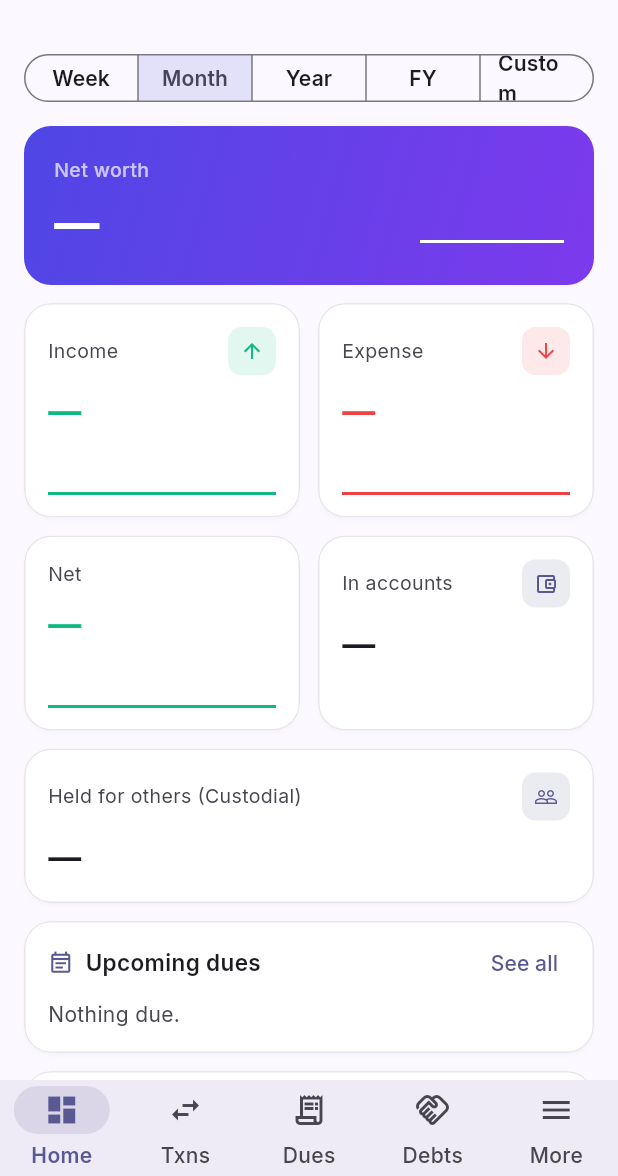
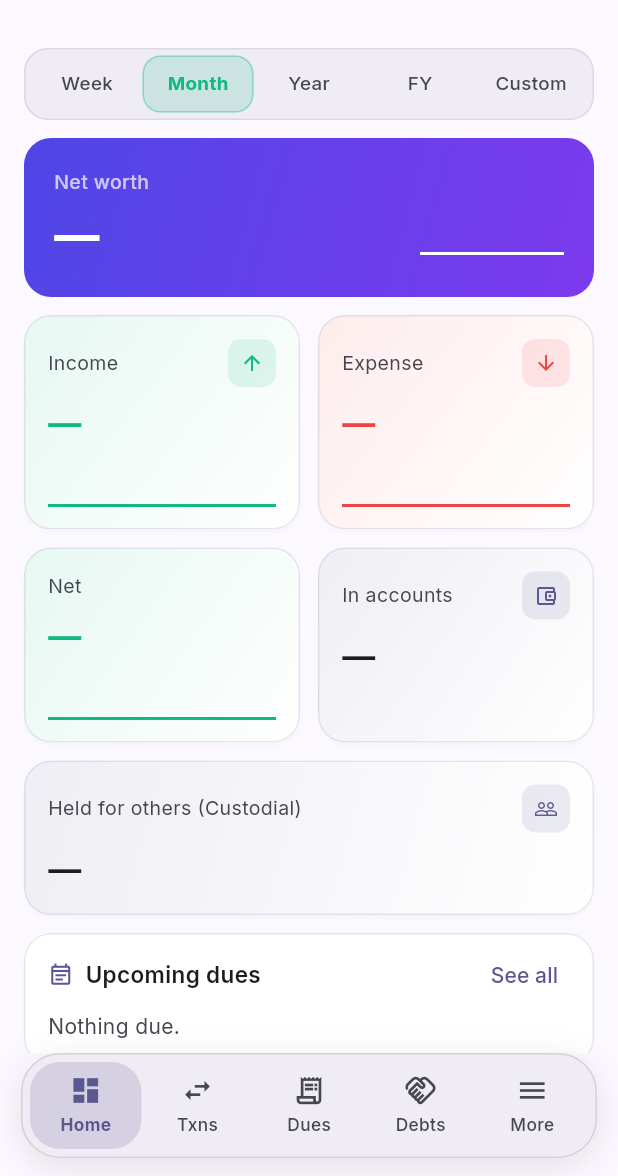
Before and after one commit to TheCoderAS/nizkhata, a Flutter app: the screen it shows once a user with an empty profile is signed in, on a phone screen of 412 x 824 dp, the part 60-1236 px from its top. Run offline on Flutter 3.47's test engine with Material 3 defaults, Android fonts, the phone set to English and light mode, and no system bars; drawn by our look-alikes of fl_chart; our stand-ins replace cloud_firestore, csv, file_picker, firebase_auth, firebase_core, flutter_local_notifications and 9 more; missing offline and left inert: home_widget, pointycastle, quick_actions, syncfusion_flutter_pdf; accounts and stored records are empty; statements that could not run were skipped.

Commit message:
Floating nav pill, segmented period tabs, near-black canvas (#100)
Bottom nav: the edge-to-edge Material bar becomes a rounded pill inset
from the screen edges, with the selected tab carrying a tinted fill
behind both its icon and its label. The Scaffold still reserves the
bar's full height, so nothing hides underneath it.

Dashboard period: the outlined SegmentedButton becomes a sunken track
with the selected segment lifted out of it in the emerald accent, which
sits quieter next to the cards than five outlined boxes did.

Canvas: the seeded dark ramp is a blue-grey that washes out on OLED and
leaves cards barely distinguishable from the background. The dark scheme
now drops to a near-black canvas with a cool, deliberately spaced
container ramp, so cards, sheets and the nav pill read as planes above
it. Stat cards carry a whisper of their own tone as a corner gradient
(emerald for receivable, red for payable, indigo otherwise) instead of
sitting on flat grey. Light theme is untouched.

Tests cover both widgets: tap reporting, that only the selected item is
tinted, that the bar floats clear of the screen edges, and that five
tabs and five segments still fit at 360dp, where they would overflow if
the layout were not flexible.

Version 1.6.0+48. 114/114 tests, analyzer clean.


Claude-Session: https://claude.ai/code/session_016jkAcgzuuxTfBiAgMLWgC4

Co-authored-by: Claude <noreply@anthropic.com>

```diff
--- a/mobile/lib/core/theme.dart
+++ b/mobile/lib/core/theme.dart
@@ -152,10 +152,24 @@ ThemeData buildLightTheme() {
 }
 
 ThemeData buildDarkTheme() {
+  // Near-black canvas. The seeded dark ramp is a blue-grey that washes out on
+  // OLED and leaves cards barely distinguishable from the background; dropping
+  // the floor (and keeping the containers cool but lifted) makes cards, sheets
+  // and the nav pill read as planes above the canvas instead of more grey.
   final scheme = ColorScheme.fromSeed(
     seedColor: AppColors.brand,
     brightness: Brightness.dark,
-  ).copyWith(secondary: AppColors.accent2);
+  ).copyWith(
+    secondary: AppColors.accent2,
+    surface: const Color(0xFF0B0D11),
+    surfaceDim: const Color(0xFF07080B), // the canvas itself
+    surfaceContainerLowest: const Color(0xFF0D0F14),
+    surfaceContainerLow: const Color(0xFF121419),
+    surfaceContainer: const Color(0xFF16191F), // nav pill
+    surfaceContainerHigh: const Color(0xFF1B1F26), // cards
+    surfaceContainerHighest: const Color(0xFF222730),
+    outlineVariant: const Color(0xFF2A2F39),
+  );
   return _base(Brightness.dark, scheme);
 }
 
--- a/mobile/lib/screens/dashboard_screen.dart
+++ b/mobile/lib/screens/dashboard_screen.dart
@@ -13,6 +13,7 @@ import '../data/models.dart';
 import '../state/data_controller.dart';
 import '../state/workspace_controller.dart';
 import '../widgets/common.dart';
+import '../widgets/segmented_tabs.dart';
 import 'transaction_detail.dart';
 
 class DashboardScreen extends StatefulWidget {
@@ -256,23 +257,20 @@ class _DashboardScreenState extends State<DashboardScreen> {
       PeriodKind.fy: 'FY',
       PeriodKind.custom: 'Custom',
     };
-    return SizedBox(
-      width: double.infinity,
-      child: SegmentedButton<PeriodKind>(
-        showSelectedIcon: false,
-        style: ButtonStyle(
-          visualDensity: VisualDensity.compact,
-          textStyle: WidgetStatePropertyAll(
-            Theme.of(context).textTheme.labelLarge?.copyWith(fontWeight: FontWeight.w600),
-          ),
-        ),
-        segments: [
-          for (final p in [PeriodKind.week, PeriodKind.month, PeriodKind.year, PeriodKind.fy, PeriodKind.custom])
-            ButtonSegment(value: p, label: Text(short[p]!)),
-        ],
-        selected: {period},
-        onSelectionChanged: (s) => setState(() => period = s.first),
-      ),
+    return SegmentedTabs<PeriodKind>(
+      accent: AppColors.accent2,
+      selected: period,
+      onChanged: (p) => setState(() => period = p),
+      segments: [
+        for (final p in [
+          PeriodKind.week,
+          PeriodKind.month,
+          PeriodKind.year,
+          PeriodKind.fy,
+          PeriodKind.custom
+        ])
+          (p, short[p]!),
+      ],
     );
   }
 
--- a/mobile/lib/screens/shell.dart
+++ b/mobile/lib/screens/shell.dart
@@ -5,6 +5,7 @@ import 'package:provider/provider.dart';
 
 import '../state/data_controller.dart';
 import '../state/workspace_controller.dart';
+import '../widgets/floating_nav_bar.dart';
 
 class AppShell extends StatefulWidget {
   final Widget child;
@@ -75,16 +76,12 @@ class _AppShellState extends State<AppShell> {
         body: (ws.loading || data.loading)
             ? const Center(child: CircularProgressIndicator())
             : widget.child,
-        bottomNavigationBar: NavigationBar(
+        bottomNavigationBar: FloatingNavBar(
           selectedIndex: _index(tabs),
-          onDestinationSelected: (i) => context.go(tabs[i].$1),
-          destinations: [
+          onSelected: (i) => context.go(tabs[i].$1),
+          items: [
             for (final t in tabs)
-              NavigationDestination(
-                icon: Icon(t.$2),
-                selectedIcon: Icon(t.$3),
-                label: t.$4,
-              ),
+              FloatingNavItem(icon: t.$2, selectedIcon: t.$3, label: t.$4),
           ],
         ),
       ),
--- a/mobile/lib/widgets/common.dart
+++ b/mobile/lib/widgets/common.dart
@@ -53,6 +53,17 @@ class StatCard extends StatelessWidget {
         break;
     }
     return Card(
+      child: DecoratedBox(
+        // A whisper of the card's own tone, strongest at the top-left corner
+        // and gone by the opposite one, so the number is framed by colour
+        // instead of sitting on flat grey.
+        decoration: BoxDecoration(
+          gradient: LinearGradient(
+            begin: Alignment.topLeft,
+            end: Alignment.bottomRight,
+            colors: [iconFg.withValues(alpha: 0.10), iconFg.withValues(alpha: 0.0)],
+          ),
+        ),
         child: Padding(
           padding: const EdgeInsets.all(16),
           child: Column(
@@ -62,14 +73,14 @@ class StatCard extends StatelessWidget {
                 mainAxisAlignment: MainAxisAlignment.spaceBetween,
                 children: [
                   Expanded(
-                  child: Text(label,
-                      style: TextStyle(fontSize: 13, color: cs.onSurfaceVariant)),
+                    child: Text(label, style: TextStyle(fontSize: 13, color: cs.onSurfaceVariant)),
                   ),
                   if (icon != null)
                     Container(
                       width: 32,
                       height: 32,
-                    decoration: BoxDecoration(color: iconBg, borderRadius: BorderRadius.circular(9)),
+                      decoration:
+                          BoxDecoration(color: iconBg, borderRadius: BorderRadius.circular(9)),
                       child: Icon(icon, size: 16, color: iconFg),
                     ),
                 ],
@@ -94,6 +105,7 @@ class StatCard extends StatelessWidget {
                 SizedBox(height: 30, child: chart),
               ],
             ],
+          ),
         ),
       ),
     );
@@ -133,7 +145,8 @@ class SectionCard extends StatelessWidget {
   final Widget child;
   final Widget? trailing;
   final IconData? icon;
-  const SectionCard({super.key, required this.title, required this.child, this.trailing, this.icon});
+  const SectionCard(
+      {super.key, required this.title, required this.child, this.trailing, this.icon});
 
   @override
   Widget build(BuildContext context) {
@@ -186,7 +199,8 @@ class EmptyView extends StatelessWidget {
   final String? hint;
   final Widget? action;
   final IconData icon;
-  const EmptyView({super.key, required this.title, this.hint, this.action, this.icon = Icons.inbox_outlined});
+  const EmptyView(
+      {super.key, required this.title, this.hint, this.action, this.icon = Icons.inbox_outlined});
   @override
   Widget build(BuildContext context) {
     final cs = Theme.of(context).colorScheme;
@@ -209,7 +223,8 @@ class EmptyView extends StatelessWidget {
             Text(title, style: const TextStyle(fontSize: 16, fontWeight: FontWeight.w700)),
             if (hint != null) ...[
               const SizedBox(height: 6),
-              Text(hint!, textAlign: TextAlign.center, style: TextStyle(color: cs.onSurfaceVariant)),
+              Text(hint!,
+                  textAlign: TextAlign.center, style: TextStyle(color: cs.onSurfaceVariant)),
             ],
             if (action != null) ...[const SizedBox(height: 20), action!],
           ],
--- /dev/null
+++ b/mobile/lib/widgets/floating_nav_bar.dart
@@ -0,0 +1,111 @@
+// Floating pill navigation bar — replaces the edge-to-edge Material
+// NavigationBar. The bar sits inset from the screen edges as a rounded plane
+// above the canvas, and the selected tab carries a tinted, rounded fill behind
+// its icon and label rather than Material's pill-behind-icon-only treatment.
+
+import 'package:flutter/material.dart';
+
+class FloatingNavItem {
+  final IconData icon;
+  final IconData selectedIcon;
+  final String label;
+  const FloatingNavItem({
+    required this.icon,
+    required this.selectedIcon,
+    required this.label,
+  });
+}
+
+class FloatingNavBar extends StatelessWidget {
+  final List<FloatingNavItem> items;
+  final int selectedIndex;
+  final ValueChanged<int> onSelected;
+
+  const FloatingNavBar({
+    super.key,
+    required this.items,
+    required this.selectedIndex,
+    required this.onSelected,
+  });
+
+  @override
+  Widget build(BuildContext context) {
+    final cs = Theme.of(context).colorScheme;
+    final dark = Theme.of(context).brightness == Brightness.dark;
+    return SafeArea(
+      top: false,
+      child: Padding(
+        padding: const EdgeInsets.fromLTRB(14, 0, 14, 12),
+        child: DecoratedBox(
+          decoration: BoxDecoration(
+            color: cs.surfaceContainer,
+            borderRadius: BorderRadius.circular(26),
+            border: Border.all(color: cs.outlineVariant.withValues(alpha: 0.7)),
+            boxShadow: [
+              BoxShadow(
+                color: Colors.black.withValues(alpha: dark ? 0.45 : 0.10),
+                blurRadius: 20,
+                offset: const Offset(0, 6),
+              ),
+            ],
+          ),
+          child: Padding(
+            padding: const EdgeInsets.all(6),
+            child: Row(
+              children: [
+                for (var i = 0; i < items.length; i++)
+                  Expanded(child: _tab(context, i)),
+              ],
+            ),
+          ),
+        ),
+      ),
+    );
+  }
+
+  Widget _tab(BuildContext context, int i) {
+    final cs = Theme.of(context).colorScheme;
+    final item = items[i];
+    final selected = i == selectedIndex;
+    final fg = selected ? cs.primary : cs.onSurfaceVariant;
+
+    return Semantics(
+      button: true,
+      selected: selected,
+      label: item.label,
+      excludeSemantics: true,
+      child: InkWell(
+        borderRadius: BorderRadius.circular(20),
+        onTap: () => onSelected(i),
+        child: AnimatedContainer(
+          duration: const Duration(milliseconds: 180),
+          curve: Curves.easeOut,
+          padding: const EdgeInsets.symmetric(vertical: 8, horizontal: 2),
+          decoration: BoxDecoration(
+            color: selected
+                ? cs.primary.withValues(alpha: 0.18)
+                : Colors.transparent,
+            borderRadius: BorderRadius.circular(20),
+          ),
+          child: Column(
+            mainAxisSize: MainAxisSize.min,
+            children: [
+              Icon(selected ? item.selectedIcon : item.icon, size: 22, color: fg),
+              const SizedBox(height: 4),
+              Text(
+                item.label,
+                maxLines: 1,
+                overflow: TextOverflow.ellipsis,
+                style: TextStyle(
+                  fontSize: 11.5,
+                  fontWeight: selected ? FontWeight.w700 : FontWeight.w500,
+                  color: fg,
+                ),
+              ),
+            ],
+          ),
+        ),
+      ),
+    );
+  }
+}
--- /dev/null
+++ b/mobile/lib/widgets/segmented_tabs.dart
@@ -0,0 +1,82 @@
+// A compact segmented control: one sunken track with the selected segment
+// lifted out of it in an accent tint. Reads quieter than Material's
+// SegmentedButton, whose outlined boxes fight with the cards around them.
+
+import 'package:flutter/material.dart';
+
+class SegmentedTabs<T> extends StatelessWidget {
+  /// Segments in display order, as (value, label).
+  final List<(T, String)> segments;
+  final T selected;
+  final ValueChanged<T> onChanged;
+
+  /// Tint for the selected segment. Defaults to the theme's primary.
+  final Color? accent;
+
+  const SegmentedTabs({
+    super.key,
+    required this.segments,
+    required this.selected,
+    required this.onChanged,
+    this.accent,
+  });
+
+  @override
+  Widget build(BuildContext context) {
+    final cs = Theme.of(context).colorScheme;
+    final tint = accent ?? cs.primary;
+    return Container(
+      padding: const EdgeInsets.all(4),
+      decoration: BoxDecoration(
+        color: cs.surfaceContainerHigh.withValues(alpha: 0.7),
+        borderRadius: BorderRadius.circular(16),
+        border: Border.all(color: cs.outlineVariant.withValues(alpha: 0.5)),
+      ),
+      child: Row(
+        children: [
+          for (final (value, label) in segments)
+            Expanded(child: _segment(context, value, label, tint)),
+        ],
+      ),
+    );
+  }
+
+  Widget _segment(BuildContext context, T value, String label, Color tint) {
+    final cs = Theme.of(context).colorScheme;
+    final isSelected = value == selected;
+    return Semantics(
+      button: true,
+      selected: isSelected,
+      label: label,
+      excludeSemantics: true,
+      child: InkWell(
+        borderRadius: BorderRadius.circular(12),
+        onTap: () => onChanged(value),
+        child: AnimatedContainer(
+          duration: const Duration(milliseconds: 160),
+          curve: Curves.easeOut,
+          padding: const EdgeInsets.symmetric(vertical: 9, horizontal: 4),
+          decoration: BoxDecoration(
+            color: isSelected ? tint.withValues(alpha: 0.16) : Colors.transparent,
+            borderRadius: BorderRadius.circular(12),
+            border: Border.all(
+              color: isSelected ? tint.withValues(alpha: 0.35) : Colors.transparent,
+            ),
+          ),
+          child: Center(
+            child: Text(
+              label,
+              maxLines: 1,
+              overflow: TextOverflow.ellipsis,
+              style: TextStyle(
+                fontSize: 12.5,
+                fontWeight: isSelected ? FontWeight.w700 : FontWeight.w500,
+                color: isSelected ? tint : cs.onSurfaceVariant,
+              ),
+            ),
+          ),
+        ),
+      ),
+    );
+  }
+}
--- a/mobile/pubspec.yaml
+++ b/mobile/pubspec.yaml
@@ -1,7 +1,7 @@
 name: nizkhata
 description: NizKhata — native Android app. Every rupee, accounted for.
 publish_to: "none"
-version: 1.5.0+47
+version: 1.6.0+48
 
 environment:
   sdk: ">=3.4.0 <4.0.0"
```
Also changed, not shown: 1 other file. Lines whose indentation alone changed are shown as unchanged.
